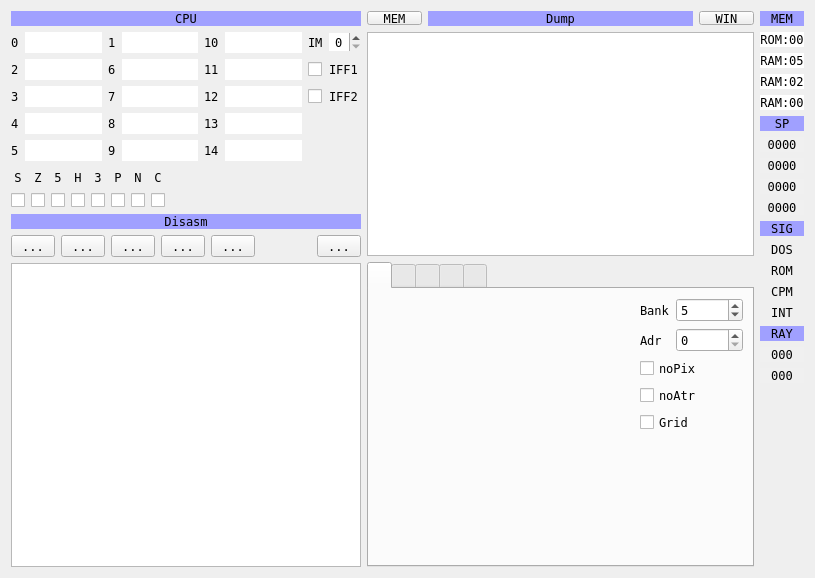
The window that ui/debuger.ui (samstyle/Xpeccy) describes before a commit, drawn with Qt 5.
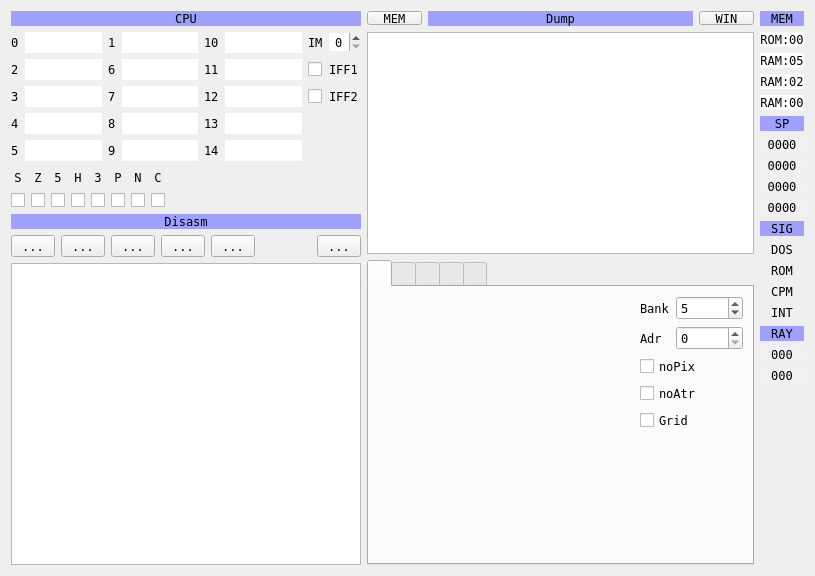
The same window after the commit. Icons and pictures are not drawn. Custom widgets are drawn as their Qt base class.

Diff of the .ui file:
```diff
--- a/ui/debuger.ui
+++ b/ui/debuger.ui
@@ -9,8 +9,8 @@
    <rect>
     <x>0</x>
     <y>0</y>
-    <width>813</width>
-    <height>578</height>
+    <width>811</width>
+    <height>576</height>
    </rect>
   </property>
   <property name="font">
```
Left out of the diff: 32 changed lines with no effect on the pictures.
